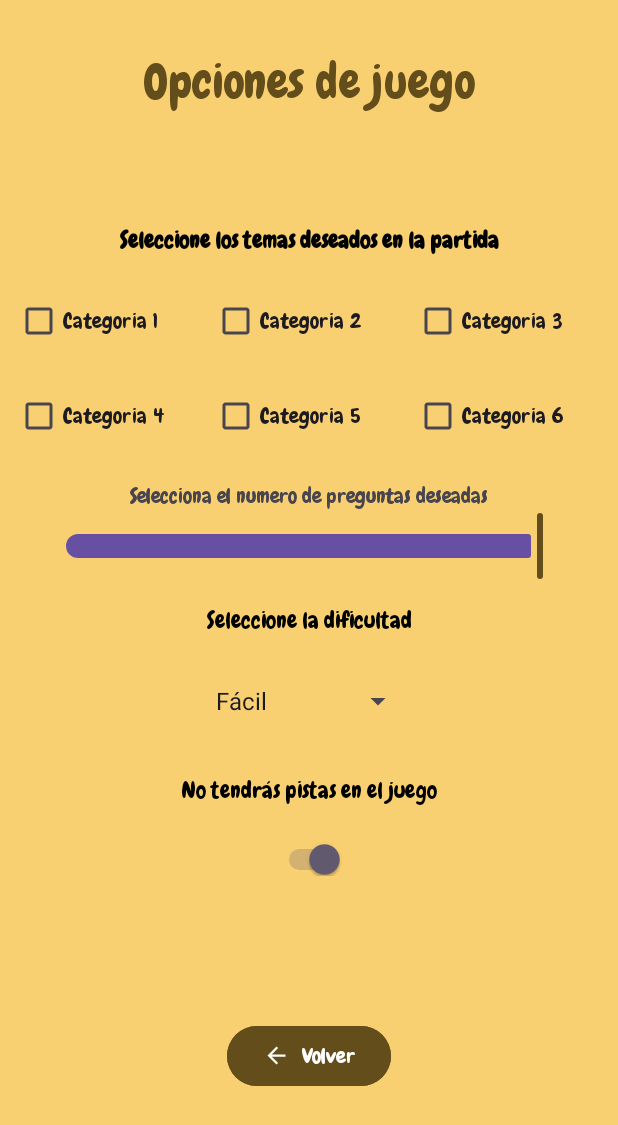
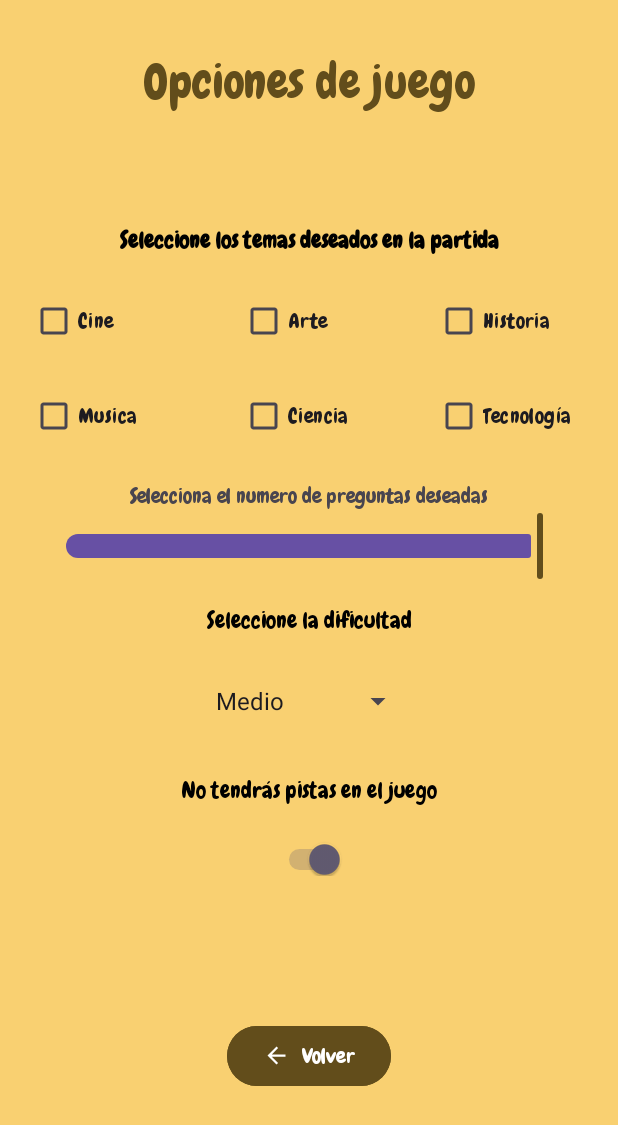
Before and after one commit to EscamillaJuan/Quiz-App, an Android app: the screen it shows after launch (OptionsScreen), after a tap on "OPCIONES", on a phone screen of 412 x 824 dp. Shown: the top 1125 px of the screen. Run offline under Robolectric (Android 15) with nearby library versions, the phone set to English and light mode, and no system bars; our stand-ins replace Room's generated code.

Commit message:
update game option

```diff
--- a/app/src/main/java/com/app/database/dao/GameOptionDao.kt
+++ b/app/src/main/java/com/app/database/dao/GameOptionDao.kt
@@ -1,9 +1,13 @@
 package com.app.database.dao
 
 import androidx.room.Dao
+import androidx.room.Entity
+import androidx.room.OnConflictStrategy
 import androidx.room.Query
 import androidx.room.Update
 import com.app.database.entity.GameOption
+
+@Entity
 
 @Dao
 interface GameOptionDao {
@@ -13,4 +17,5 @@ interface GameOptionDao {
     @Update
     fun updateGameOption(gameOption: GameOption)
 
+
 }
--- a/app/src/main/java/com/app/utils/InsertionQueries.kt
+++ b/app/src/main/java/com/app/utils/InsertionQueries.kt
@@ -54,5 +54,5 @@ class InsertionQueries {
 
     val gameOptionInsert =
         "INSERT INTO game_option(_id, mode, question_qty, hint, cine, arte, historia, musica, ciencia, tecnologia)" +
-                " VALUES(0, 2, 10, 1, 0, 0, 0, 0, 0, 0)"
+                " VALUES(0, 1, 10, 1, 0, 0, 0, 0, 0, 0)"
 }
--- a/app/src/main/java/com/app/view/OptionsScreen.kt
+++ b/app/src/main/java/com/app/view/OptionsScreen.kt
@@ -22,13 +22,14 @@ import com.app.MainActivity
 import com.app.R
 import com.app.database.AppDatabase
 import com.app.database.dao.GameSessionDao
+import com.app.database.entity.GameOption
 import com.app.database.entity.GameSession
 import com.app.model.GameModel
 import com.google.android.material.slider.Slider
 import com.google.android.material.switchmaterial.SwitchMaterial
 import java.util.Objects
 
-class OptionsScreen : AppCompatActivity()  {
+class OptionsScreen : AppCompatActivity() {
     private val db: AppDatabase = AppDatabase.get(this)
     private val gameOptionDao = db.gameOptionDao()
     private lateinit var opText: TextView
@@ -47,59 +48,60 @@ class OptionsScreen : AppCompatActivity()  {
     private lateinit var hintstxt: TextView
     private lateinit var hintstw: Switch
     private lateinit var selectedthemes: MutableList<String>
-        private var hints: Int = 0
-        private var mode: String = "medium"
-        private var questions:Int = 0
-        private var sessionid:Int = 1
+    private lateinit var setOptions: GameOption
+
 
     override fun onCreate(savedInstanceState: Bundle?) {
 
         super.onCreate(savedInstanceState)
         setContentView(R.layout.options_screen)
+
+        //Inicializacion de los elementos del layout
         prevBtn = findViewById(R.id.return_options_btn)
         modeSp = findViewById(R.id.difficulty_spin)
         opText = findViewById(R.id.optionsText)
         themeText = findViewById(R.id.TemasText)
         questionTxt = findViewById(R.id.Questiontext)
-            checkbx1=findViewById(R.id.Theme1CheckBox)
-            checkbx2=findViewById(R.id.Theme2CheckBox)
-            checkbx3=findViewById(R.id.Theme3CheckBox)
-            checkbx4=findViewById(R.id.Theme4CheckBox)
-            checkbx5=findViewById(R.id.Theme5CheckBox)
-            checkbx6=findViewById(R.id.Theme6CheckBox)
+        checkbx1 = findViewById(R.id.Theme1CheckBox)
+        checkbx2 = findViewById(R.id.Theme2CheckBox)
+        checkbx3 = findViewById(R.id.Theme3CheckBox)
+        checkbx4 = findViewById(R.id.Theme4CheckBox)
+        checkbx5 = findViewById(R.id.Theme5CheckBox)
+        checkbx6 = findViewById(R.id.Theme6CheckBox)
         questionSlider = findViewById(R.id.QuestionsSlider)
         dificultadtxt = findViewById(R.id.DificultadText)
         hintstw = findViewById(R.id.hint_stw)
         hintstxt = findViewById(R.id.hints_txt)
+
+        //Creacion del adaptador para el spinner
+        ArrayAdapter.createFromResource(
+            this,
+            R.array.modes_array,
+            android.R.layout.simple_spinner_item
+        ).also {
+            it.setDropDownViewResource(android.R.layout.simple_spinner_dropdown_item)
+            modeSp.adapter = it
+        }
+
+        //Inicializacion de los elementos del layout con los valores de la base de datos
         val gameOption = gameOptionDao.getGameOption()
-
         checkbx1.isChecked = gameOption.cine
         checkbx2.isChecked = gameOption.arte
         checkbx3.isChecked = gameOption.historia
         checkbx4.isChecked = gameOption.musica
         checkbx5.isChecked = gameOption.ciencia
         checkbx6.isChecked = gameOption.tecnologia
-
         hintstw.isChecked = gameOption.hint
-
         questionSlider.value = gameOption.questionQty.toFloat()
-            Log.v("mode", gameOption.mode.toString())
         modeSp.setSelection(gameOption.mode)
-            //Funcionamiento del spinner
-            ArrayAdapter.createFromResource(
-                this,
-                R.array.modes_array,
-                android.R.layout.simple_spinner_item
-            ).also{it.setDropDownViewResource(android.R.layout.simple_spinner_dropdown_item)
-            modeSp.adapter = it}
-            mode = modeSp.selectedItem.toString()
 
         //Creo el slider
         questionSlider.addOnChangeListener { slider, value, fromUser ->
-                questions = value.toInt()
         }
 
-            //Agrego los checkboxes
+        //Agrego listener de los checkboxes
+
+
         /*if (checkbx1.isChecked){ selectedthemes.add(checkbx1.text.toString())}
         if (checkbx2.isChecked){ selectedthemes.add(checkbx2.text.toString())}
         if (checkbx3.isChecked){ selectedthemes.add(checkbx3.text.toString())}
@@ -108,24 +110,27 @@ class OptionsScreen : AppCompatActivity()  {
         if (checkbx6.isChecked){ selectedthemes.add(checkbx6.text.toString())}*/
 
         //Funcionamiento del switch
-            hintstw.setOnCheckedChangeListener{buttonView, isChecked ->
-                if(isChecked){
-                    hintstxt.text="Utilizaras pistas en la partida"
-                    hints=3
-                } else{
-                    hintstxt.text="No utilizarás pistas en la partida"
-                    hints=0
+        hintstw.setOnCheckedChangeListener { buttonView, isChecked ->
         }
-            }
-
-            //Creo mis elementos para manejar bases de datos
-
 
         //Agrego los cambios a la base de datos al cerrar el activity
         prevBtn.setOnClickListener {
+            gameOptionDao.updateGameOption(
+                GameOption(
+                    0,
+                    modeSp.selectedItemId.toInt(),
+                    questionSlider.value.toInt(),
+                    hintstw.isChecked,
+                    checkbx1.isChecked,
+                    checkbx2.isChecked,
+                    checkbx3.isChecked,
+                    checkbx4.isChecked,
+                    checkbx5.isChecked,
+                    checkbx6.isChecked,
+                )
+            )
             finish()
         }
 
     }
-
 }
--- a/app/src/main/res/layout/options_screen.xml
+++ b/app/src/main/res/layout/options_screen.xml
@@ -39,77 +39,80 @@
 
         <CheckBox
             android:id="@+id/Theme1CheckBox"
-            android:layout_width="wrap_content"
+            android:layout_width="80dp"
             android:layout_height="wrap_content"
             android:layout_alignParentStart="true"
-            android:layout_marginStart="10dp"
+            android:layout_marginStart="20dp"
             android:fontFamily="@font/chewy"
-            android:text="Categoria 1">
+            android:text="Cine">
 
         </CheckBox>
 
         <CheckBox
             android:id="@+id/Theme2CheckBox"
-            android:layout_width="wrap_content"
+            android:layout_width="80dp"
             android:layout_height="wrap_content"
             android:layout_alignParentTop="true"
-            android:layout_marginStart="35dp"
+            android:layout_marginStart="60dp"
             android:layout_marginTop="0dp"
             android:layout_toEndOf="@+id/Theme1CheckBox"
             android:fontFamily="@font/chewy"
-            android:text="Categoria 2">
+            android:text="Arte">
 
         </CheckBox>
 
         <CheckBox
             android:id="@+id/Theme3CheckBox"
-            android:layout_width="wrap_content"
+            android:layout_width="80dp"
             android:layout_height="wrap_content"
             android:layout_alignParentTop="true"
-            android:layout_marginStart="35dp"
-            android:layout_marginEnd="10dp"
+            android:layout_marginStart="50dp"
+            android:layout_marginEnd="20dp"
             android:layout_toEndOf="@+id/Theme2CheckBox"
             android:fontFamily="@font/chewy"
-            android:text="Categoria 3">
+            android:layout_alignParentEnd="true"
+            android:text="Historia">
 
         </CheckBox>
 
         <CheckBox
             android:id="@+id/Theme4CheckBox"
-            android:layout_width="wrap_content"
+            android:layout_width="80dp"
             android:layout_height="wrap_content"
             android:layout_below="@id/Theme1CheckBox"
-            android:layout_marginStart="10dp"
+            android:layout_marginStart="20dp"
             android:layout_marginTop="15dp"
+            android:layout_alignParentStart="true"
             android:fontFamily="@font/chewy"
-            android:text="Categoria 4">
+            android:text="Musica">
 
         </CheckBox>
 
         <CheckBox
             android:id="@+id/Theme5CheckBox"
-            android:layout_width="wrap_content"
+            android:layout_width="80dp"
             android:layout_height="wrap_content"
             android:layout_below="@id/Theme2CheckBox"
-            android:layout_marginStart="35dp"
+            android:layout_marginStart="60dp"
             android:layout_marginTop="15dp"
             android:layout_toEndOf="@+id/Theme1CheckBox"
             android:fontFamily="@font/chewy"
-            android:text="Categoria 5">
+            android:text="Ciencia">
 
         </CheckBox>
 
         <CheckBox
             android:id="@+id/Theme6CheckBox"
-            android:layout_width="wrap_content"
+            android:layout_width="80dp"
             android:layout_height="wrap_content"
             android:layout_below="@id/Theme3CheckBox"
-            android:layout_marginStart="35dp"
+            android:layout_marginStart="50dp"
             android:layout_marginTop="15dp"
-            android:layout_marginEnd="10dp"
+            android:layout_marginEnd="20dp"
             android:layout_toEndOf="@+id/Theme5CheckBox"
             android:fontFamily="@font/chewy"
-            android:text="Categoria 6">
+            android:text="Tecnología"
+            android:layout_alignParentEnd="true">
 
         </CheckBox>
     </RelativeLayout>
```
Lines whose indentation alone changed are shown as unchanged.
